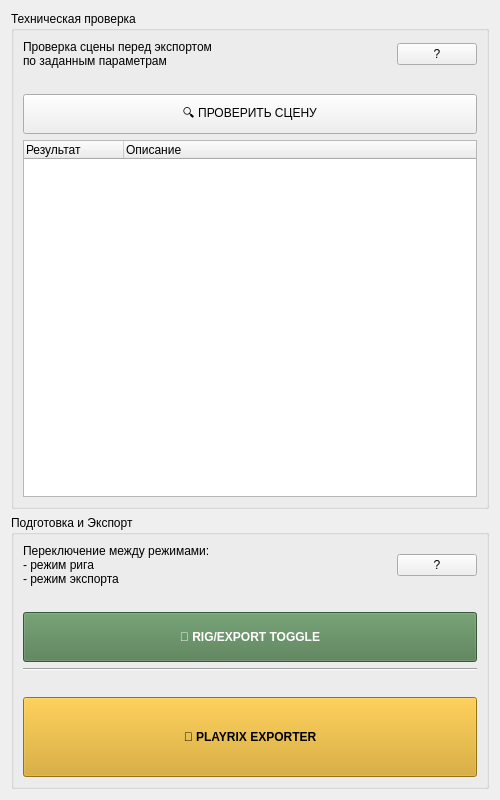
The window that ui/export_tab.ui (DKorniov/FD_FishTool) describes before a commit, drawn with Qt 5.
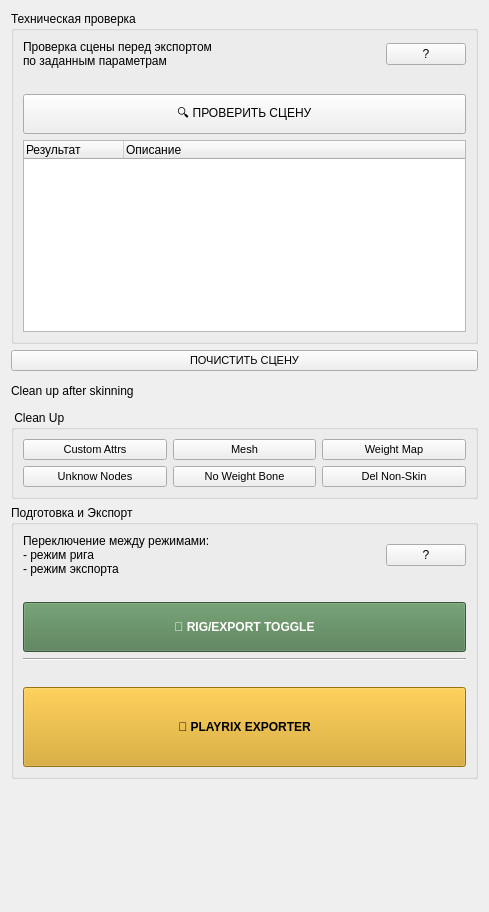
The same window after the commit. Icons and pictures are not drawn.

Patch:
```diff
--- a/ui/export_tab.ui
+++ b/ui/export_tab.ui
@@ -6,8 +6,8 @@
    <rect>
     <x>0</x>
     <y>0</y>
-    <width>500</width>
-    <height>800</height>
+    <width>489</width>
+    <height>912</height>
    </rect>
   </property>
   <layout class="QVBoxLayout" name="main_layout">
@@ -78,6 +78,247 @@
      </layout>
     </widget>
    </item>
+   <item>
+    <widget class="QPushButton" name="btn_clean_up">
+     <property name="sizePolicy">
+      <sizepolicy hsizetype="Expanding" vsizetype="Fixed">
+       <horstretch>0</horstretch>
+       <verstretch>0</verstretch>
+      </sizepolicy>
+     </property>
+     <property name="font">
+      <font>
+       <pointsize>8</pointsize>
+       <weight>50</weight>
+       <bold>false</bold>
+      </font>
+     </property>
+     <property name="text">
+      <string>ПОЧИСТИТЬ СЦЕНУ</string>
+     </property>
+     <property name="checkable">
+      <bool>true</bool>
+     </property>
+     <property name="checked">
+      <bool>false</bool>
+     </property>
+    </widget>
+   </item>
+   <item>
+    <widget class="QFrame" name="frame_clean_up">
+     <property name="sizePolicy">
+      <sizepolicy hsizetype="Expanding" vsizetype="Expanding">
+       <horstretch>0</horstretch>
+       <verstretch>0</verstretch>
+      </sizepolicy>
+     </property>
+     <property name="frameShape">
+      <enum>QFrame::NoFrame</enum>
+     </property>
+     <property name="frameShadow">
+      <enum>QFrame::Raised</enum>
+     </property>
+     <layout class="QGridLayout" name="gridLayout_13">
+      <property name="leftMargin">
+       <number>0</number>
+      </property>
+      <property name="topMargin">
+       <number>0</number>
+      </property>
+      <property name="rightMargin">
+       <number>0</number>
+      </property>
+      <property name="bottomMargin">
+       <number>0</number>
+      </property>
+      <item row="0" column="0">
+       <widget class="QLabel" name="label_clean_up">
+        <property name="sizePolicy">
+         <sizepolicy hsizetype="Expanding" vsizetype="Expanding">
+          <horstretch>0</horstretch>
+          <verstretch>0</verstretch>
+         </sizepolicy>
+        </property>
+        <property name="text">
+         <string>Clean up after skinning</string>
+        </property>
+       </widget>
+      </item>
+      <item row="1" column="0">
+       <widget class="QGroupBox" name="cgroupBox_4">
+        <property name="sizePolicy">
+         <sizepolicy hsizetype="Expanding" vsizetype="Preferred">
+          <horstretch>0</horstretch>
+          <verstretch>0</verstretch>
+         </sizepolicy>
+        </property>
+        <property name="title">
+         <string> Clean Up </string>
+        </property>
+        <layout class="QGridLayout" name="gridLayout_16">
+         <item row="0" column="2">
+          <widget class="QPushButton" name="misc_runButton_8">
+           <property name="font">
+            <font>
+             <pointsize>8</pointsize>
+            </font>
+           </property>
+           <property name="toolTip">
+            <string>&lt;!DOCTYPE HTML PUBLIC &quot;-//W3C//DTD HTML 4.0//EN&quot; &quot;http://www.w3.org/TR/REC-html40/strict.dtd&quot;&gt;
+&lt;html&gt;&lt;head&gt;&lt;meta name=&quot;qrichtext&quot; content=&quot;1&quot; /&gt;&lt;style type=&quot;text/css&quot;&gt;
+p, li { white-space: pre-wrap; }
+&lt;/style&gt;&lt;/head&gt;&lt;body style=&quot; font-family:'SimSun'; font-size:9pt; font-weight:400; font-style:normal;&quot;&gt;
+&lt;p style=&quot; margin-top:0px; margin-bottom:0px; margin-left:0px; margin-right:0px; -qt-block-indent:0; text-indent:0px;&quot;&gt;&lt;span style=&quot; font-family:'MS Shell Dlg 2';&quot;&gt;Create weight map to show each skined bone weight area on select mesh&lt;/span&gt;&lt;/p&gt;&lt;/body&gt;&lt;/html&gt;</string>
+           </property>
+           <property name="text">
+            <string>Weight Map</string>
+           </property>
+           <property name="icon">
+            <iconset>
+             <normaloff>../../../../../../Desktop/Скрипты на скормление Gimini/SkinMagic/icons/color.png</normaloff>../../../../../../Desktop/Скрипты на скормление Gimini/SkinMagic/icons/color.png</iconset>
+           </property>
+           <property name="+command" stdset="0">
+            <string>buildWeightMapCmd</string>
+           </property>
+          </widget>
+         </item>
+         <item row="1" column="0">
+          <widget class="QPushButton" name="misc_runButton">
+           <property name="font">
+            <font>
+             <pointsize>8</pointsize>
+            </font>
+           </property>
+           <property name="toolTip">
+            <string>&lt;!DOCTYPE HTML PUBLIC &quot;-//W3C//DTD HTML 4.0//EN&quot; &quot;http://www.w3.org/TR/REC-html40/strict.dtd&quot;&gt;
+&lt;html&gt;&lt;head&gt;&lt;meta name=&quot;qrichtext&quot; content=&quot;1&quot; /&gt;&lt;style type=&quot;text/css&quot;&gt;
+p, li { white-space: pre-wrap; }
+&lt;/style&gt;&lt;/head&gt;&lt;body style=&quot; font-family:'SimSun'; font-size:9pt; font-weight:400; font-style:normal;&quot;&gt;
+&lt;p style=&quot; margin-top:0px; margin-bottom:0px; margin-left:0px; margin-right:0px; -qt-block-indent:0; text-indent:0px;&quot;&gt;&lt;span style=&quot; font-family:'MS Shell Dlg 2';&quot;&gt;remove unknow nodes in sence, usually work for when you get error to save file as *.ma&lt;/span&gt;&lt;/p&gt;&lt;/body&gt;&lt;/html&gt;</string>
+           </property>
+           <property name="text">
+            <string>Unknow Nodes</string>
+           </property>
+           <property name="icon">
+            <iconset>
+             <normaloff>../../../../../../Desktop/Скрипты на скормление Gimini/SkinMagic/icons/cMuscle_misc_help.png</normaloff>../../../../../../Desktop/Скрипты на скормление Gimini/SkinMagic/icons/cMuscle_misc_help.png</iconset>
+           </property>
+           <property name="+command" stdset="0">
+            <string>removeUnknowNodeButtonCmd</string>
+           </property>
+          </widget>
+         </item>
+         <item row="0" column="0">
+          <widget class="QPushButton" name="misc_runButton_6">
+           <property name="font">
+            <font>
+             <pointsize>8</pointsize>
+            </font>
+           </property>
+           <property name="toolTip">
+            <string>&lt;!DOCTYPE HTML PUBLIC &quot;-//W3C//DTD HTML 4.0//EN&quot; &quot;http://www.w3.org/TR/REC-html40/strict.dtd&quot;&gt;
+&lt;html&gt;&lt;head&gt;&lt;meta name=&quot;qrichtext&quot; content=&quot;1&quot; /&gt;&lt;style type=&quot;text/css&quot;&gt;
+p, li { white-space: pre-wrap; }
+&lt;/style&gt;&lt;/head&gt;&lt;body style=&quot; font-family:'MS Shell Dlg 2'; font-size:8pt; font-weight:400; font-style:normal;&quot;&gt;
+&lt;p style=&quot; margin-top:0px; margin-bottom:0px; margin-left:0px; margin-right:0px; -qt-block-indent:0; text-indent:0px;&quot;&gt;&lt;span style=&quot; font-size:9pt;&quot;&gt;Remove all custom attributes of selected objects&lt;/span&gt;&lt;/p&gt;&lt;/body&gt;&lt;/html&gt;</string>
+           </property>
+           <property name="text">
+            <string>Custom Attrs</string>
+           </property>
+           <property name="icon">
+            <iconset>
+             <normaloff>../../../../../../Desktop/Скрипты на скормление Gimini/SkinMagic/icons/cleanAttr.png</normaloff>../../../../../../Desktop/Скрипты на скормление Gimini/SkinMagic/icons/cleanAttr.png</iconset>
+           </property>
+           <property name="+command" stdset="0">
+            <string>cleanAttrButtonCmd</string>
+           </property>
+          </widget>
+         </item>
+         <item row="0" column="1">
+          <widget class="QPushButton" name="misc_runButton_3">
+           <property name="font">
+            <font>
+             <pointsize>8</pointsize>
+            </font>
+           </property>
+           <property name="toolTip">
+            <string>&lt;!DOCTYPE HTML PUBLIC &quot;-//W3C//DTD HTML 4.0//EN&quot; &quot;http://www.w3.org/TR/REC-html40/strict.dtd&quot;&gt;
+&lt;html&gt;&lt;head&gt;&lt;meta name=&quot;qrichtext&quot; content=&quot;1&quot; /&gt;&lt;style type=&quot;text/css&quot;&gt;
+p, li { white-space: pre-wrap; }
+&lt;/style&gt;&lt;/head&gt;&lt;body style=&quot; font-family:'SimSun'; font-size:9pt; font-weight:400; font-style:normal;&quot;&gt;
+&lt;p style=&quot; margin-top:0px; margin-bottom:0px; margin-left:0px; margin-right:0px; -qt-block-indent:0; text-indent:0px;&quot;&gt;&lt;span style=&quot; font-family:'MS Shell Dlg 2';&quot;&gt;Clean up select mesh:&lt;/span&gt;&lt;/p&gt;
+&lt;p style=&quot; margin-top:0px; margin-bottom:0px; margin-left:0px; margin-right:0px; -qt-block-indent:0; text-indent:0px;&quot;&gt;&lt;span style=&quot; font-family:'MS Shell Dlg 2';&quot;&gt;reset transform, remove no deform histroy, check UV set number and soft edge recommand do this for mesh before skin work&lt;/span&gt;&lt;/p&gt;&lt;/body&gt;&lt;/html&gt;</string>
+           </property>
+           <property name="text">
+            <string>Mesh</string>
+           </property>
+           <property name="icon">
+            <iconset>
+             <normaloff>../../../../../../Desktop/Скрипты на скормление Gimini/SkinMagic/icons/hsClearView.png</normaloff>../../../../../../Desktop/Скрипты на скормление Gimini/SkinMagic/icons/hsClearView.png</iconset>
+           </property>
+           <property name="+command" stdset="0">
+            <string>meshCleanUpButtonCmd</string>
+           </property>
+          </widget>
+         </item>
+         <item row="1" column="1">
+          <widget class="QPushButton" name="misc_runButton_5">
+           <property name="font">
+            <font>
+             <pointsize>8</pointsize>
+            </font>
+           </property>
+           <property name="toolTip">
+            <string>&lt;!DOCTYPE HTML PUBLIC &quot;-//W3C//DTD HTML 4.0//EN&quot; &quot;http://www.w3.org/TR/REC-html40/strict.dtd&quot;&gt;
+&lt;html&gt;&lt;head&gt;&lt;meta name=&quot;qrichtext&quot; content=&quot;1&quot; /&gt;&lt;style type=&quot;text/css&quot;&gt;
+p, li { white-space: pre-wrap; }
+&lt;/style&gt;&lt;/head&gt;&lt;body style=&quot; font-family:'MS Shell Dlg 2'; font-size:8pt; font-weight:400; font-style:normal;&quot;&gt;
+&lt;p style=&quot; margin-top:0px; margin-bottom:0px; margin-left:0px; margin-right:0px; -qt-block-indent:0; text-indent:0px;&quot;&gt;&lt;span style=&quot; font-size:9pt;&quot;&gt;Clear out NO weight bone in selected skin mesh&lt;/span&gt;&lt;/p&gt;&lt;/body&gt;&lt;/html&gt;</string>
+           </property>
+           <property name="text">
+            <string>No Weight Bone</string>
+           </property>
+           <property name="icon">
+            <iconset>
+             <normaloff>../../../../../../Desktop/Скрипты на скормление Gimini/SkinMagic/icons/removeInf.png</normaloff>../../../../../../Desktop/Скрипты на скормление Gimini/SkinMagic/icons/removeInf.png</iconset>
+           </property>
+           <property name="+command" stdset="0">
+            <string>meshCleanWeightlessBoneCmd</string>
+           </property>
+          </widget>
+         </item>
+         <item row="1" column="2">
+          <widget class="QPushButton" name="misc_runButton_7">
+           <property name="font">
+            <font>
+             <pointsize>8</pointsize>
+            </font>
+           </property>
+           <property name="toolTip">
+            <string>&lt;!DOCTYPE HTML PUBLIC &quot;-//W3C//DTD HTML 4.0//EN&quot; &quot;http://www.w3.org/TR/REC-html40/strict.dtd&quot;&gt;
+&lt;html&gt;&lt;head&gt;&lt;meta name=&quot;qrichtext&quot; content=&quot;1&quot; /&gt;&lt;style type=&quot;text/css&quot;&gt;
+p, li { white-space: pre-wrap; }
+&lt;/style&gt;&lt;/head&gt;&lt;body style=&quot; font-family:'MS Shell Dlg 2'; font-size:8pt; font-weight:400; font-style:normal;&quot;&gt;
+&lt;p style=&quot; margin-top:0px; margin-bottom:0px; margin-left:0px; margin-right:0px; -qt-block-indent:0; text-indent:0px;&quot;&gt;&lt;span style=&quot; font-size:9pt;&quot;&gt;Clear out NO weight bone in selected skin mesh&lt;/span&gt;&lt;/p&gt;&lt;/body&gt;&lt;/html&gt;</string>
+           </property>
+           <property name="text">
+            <string>Del Non-Skin</string>
+           </property>
+           <property name="icon">
+            <iconset>
+             <normaloff>../../../../../../Desktop/Скрипты на скормление Gimini/SkinMagic/icons/delNonSkinHistory.png</normaloff>../../../../../../Desktop/Скрипты на скормление Gimini/SkinMagic/icons/delNonSkinHistory.png</iconset>
+           </property>
+           <property name="+command" stdset="0">
+            <string>meshDelNonSkinHistoryCmd</string>
+           </property>
+          </widget>
+         </item>
+        </layout>
+       </widget>
+      </item>
+     </layout>
+    </widget>
+   </item>
    <item>
     <widget class="QGroupBox" name="group_preparation">
      <property name="title">
@@ -163,11 +404,17 @@
     </widget>
    </item>
    <item>
-    <layout class="QVBoxLayout" name="dynamic_layout">
-     <property name="spacing">
-      <number>6</number>
+    <spacer name="verticalSpacer">
+     <property name="orientation">
+      <enum>Qt::Vertical</enum>
      </property>
-    </layout>
+     <property name="sizeHint" stdset="0">
+      <size>
+       <width>20</width>
+       <height>40</height>
+      </size>
+     </property>
+    </spacer>
    </item>
   </layout>
  </widget>
```
Left out of the diff: 21 changed lines with no effect on the pictures.
